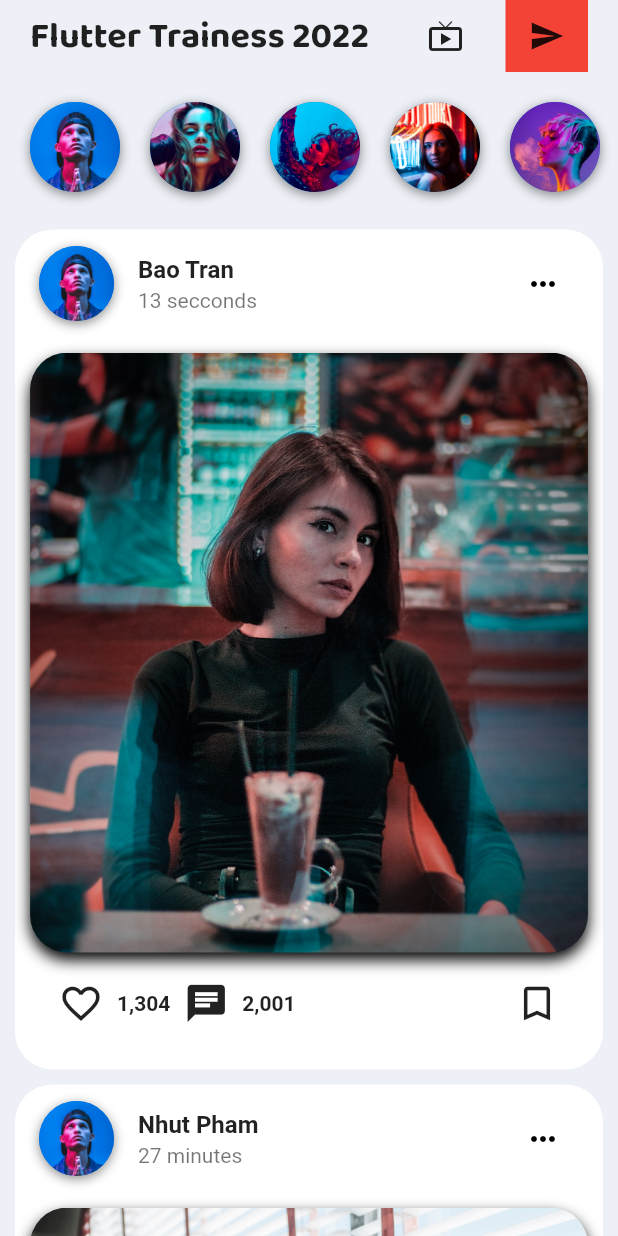
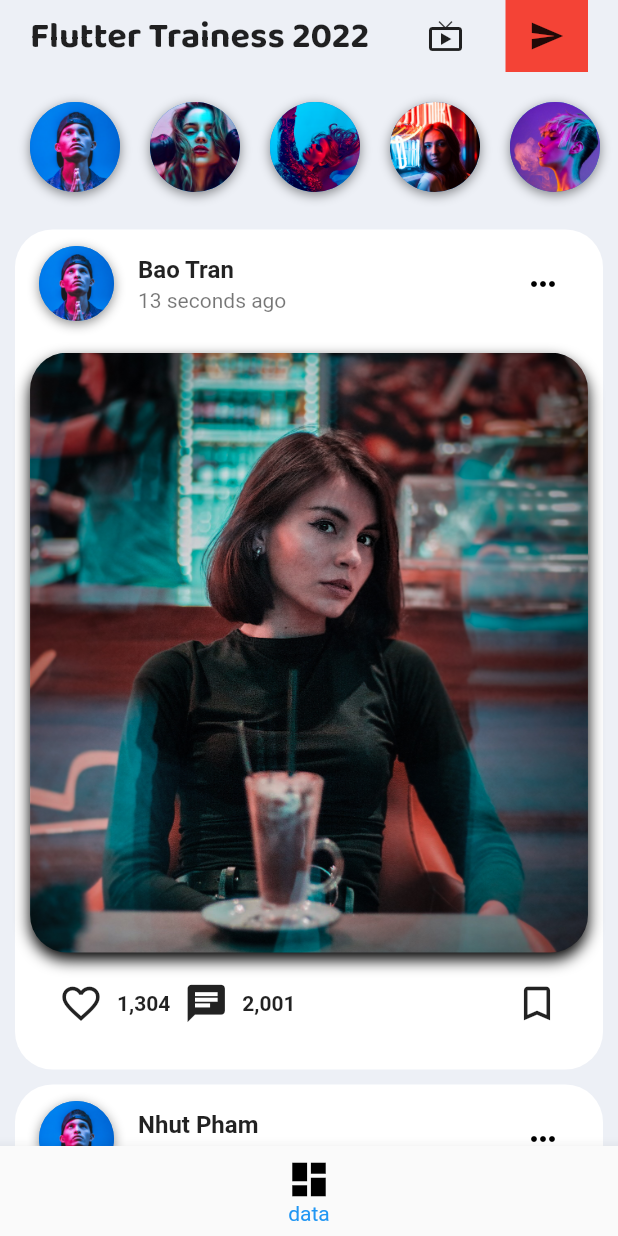
Before and after one commit to realTranQuocBao/training_flutter_app, a Flutter app: the screen it shows after launch, on a phone screen of 412 x 824 dp. Run offline on Flutter 3.47's test engine with Material 2 defaults, Android fonts, the light colour scheme and no system bars; our stand-ins replace get.

Commit message:
Fix screen page to home page

```diff
--- a/lib/src/models/comment_model.dart
+++ b/lib/src/models/comment_model.dart
@@ -0,0 +1,39 @@
+class Comment {
+  String authorName;
+  String authorImageUrl;
+  String text;
+
+  Comment({
+    this.authorName = '',
+    this.authorImageUrl = '',
+    this.text = '',
+  });
+}
+
+final List<Comment> comments = [
+  Comment(
+    authorName: 'Bao Tran',
+    authorImageUrl: 'lib/assets/images/user0.png',
+    text: 'Cố tình làm vậy cho mọi người chê thôi :>',
+  ),
+  Comment(
+    authorName: 'Nhut Pham',
+    authorImageUrl: 'lib/assets/images/user1.png',
+    text: 'Xấu ghê Bảo ơi',
+  ),
+  Comment(
+    authorName: 'Titkul',
+    authorImageUrl: 'lib/assets/images/user2.png',
+    text: 'Làm xấu vầy cuối tháng trừ lương nhoeeee',
+  ),
+  Comment(
+    authorName: 'Nhut Pham',
+    authorImageUrl: 'lib/assets/images/user1.png',
+    text: 'Xấu ghê Bảo ơi',
+  ),
+  Comment(
+    authorName: 'Titkul',
+    authorImageUrl: 'lib/assets/images/user2.png',
+    text: 'Làm xấu vầy cuối tháng trừ lương nhoeeee',
+  ),
+];
--- a/lib/src/models/post_model.dart
+++ b/lib/src/models/post_model.dart
@@ -16,12 +16,12 @@ final List<Post> posts = [
   Post(
       authorName: 'Bao Tran',
       authorImageUrl: 'lib/assets/images/user1.png',
-      timeAgo: '13 secconds',
+      timeAgo: '13 seconds ago',
       imageUrl: 'lib/assets/images/post0.jpg'),
   Post(
       authorName: 'Nhut Pham',
       authorImageUrl: 'lib/assets/images/user1.png',
-      timeAgo: '27 minutes',
+      timeAgo: '27 minutes ago',
       imageUrl: 'lib/assets/images/post1.jpg'),
 ];
 
--- a/lib/src/uis/home/home_screen.dart
+++ b/lib/src/uis/home/home_screen.dart
@@ -2,6 +2,7 @@
 
 import 'package:flutter/material.dart';
 import 'package:training_flutter_app/src/models/post_model.dart';
+import 'package:training_flutter_app/src/uis/home/view_post_screen.dart';
 
 class HomeScreen extends StatefulWidget {
   const HomeScreen({Key? key, required this.title}) : super(key: key);
@@ -73,7 +74,18 @@ class _HomeScreenState extends State<HomeScreen> {
                 onPressed: () => print('More'),
               ),
             ),
-            Container(
+            InkWell(
+              onDoubleTap: () => print("Like post nè"),
+              onTap: () {
+                print('Comment post nè');
+                // Navigator.push(
+                //   context,
+                //   MaterialPageRoute(
+                //     builder: (_) => ViewPostScreen(post: posts[index]),
+                //   ),
+                // );
+              },
+              child: Container(
                 margin: const EdgeInsets.all(10.0),
                 width: double.infinity,
                 height: 400.0,
@@ -89,6 +101,7 @@ class _HomeScreenState extends State<HomeScreen> {
                   image: DecorationImage(
                       image: AssetImage(posts[index].imageUrl),
                       fit: BoxFit.cover),
+                ),
               ),
             ),
             Padding(
@@ -117,7 +130,16 @@ class _HomeScreenState extends State<HomeScreen> {
                       Row(
                         children: <Widget>[
                           IconButton(
-                            onPressed: () => print('Comment post nè'),
+                            onPressed: () {
+                              print('Comment post nè');
+                              // Navigator.push(
+                              //   context,
+                              //   MaterialPageRoute(
+                              //     builder: (_) =>
+                              //         ViewPostScreen(post: posts[index]),
+                              //   ),
+                              // );
+                            },
                             icon: const Icon(Icons.chat),
                             iconSize: 30.0,
                           ),
@@ -237,6 +259,19 @@ class _HomeScreenState extends State<HomeScreen> {
           Text(posts[0].authorImageUrl)
         ],
       ),
+      bottomNavigationBar: BottomNavigationBar(
+        type: BottomNavigationBarType.fixed,
+        items: const [
+          BottomNavigationBarItem(
+            label: 'data',
+            icon: Icon(
+              Icons.dashboard,
+              size: 30.0,
+              color: Colors.black,
+            ),
+          ),
+        ],
+      ),
     );
   }
 }
```
Also changed, not shown: lib/src/uis/home/view_post_screen.dart (added, +21 -0 lines). Lines whose indentation alone changed are shown as unchanged.
